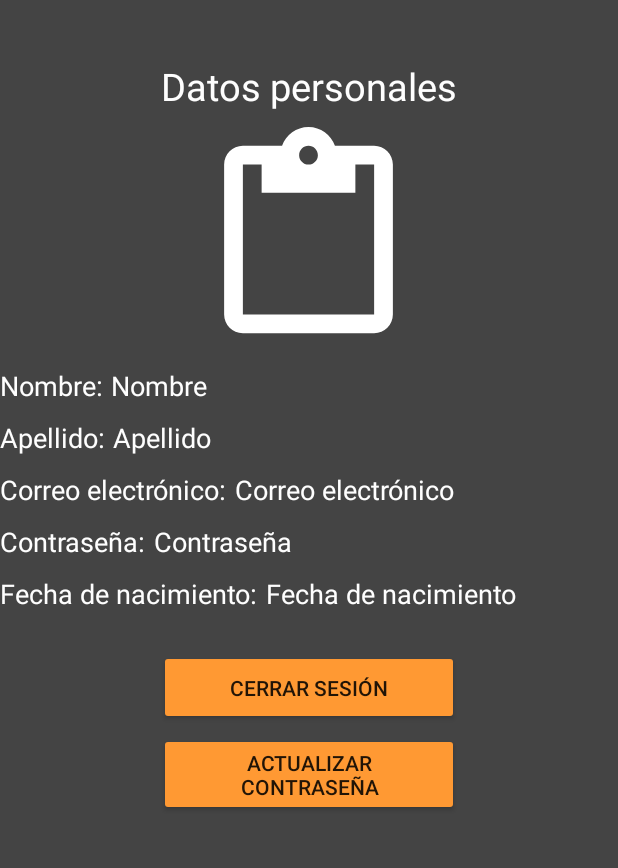
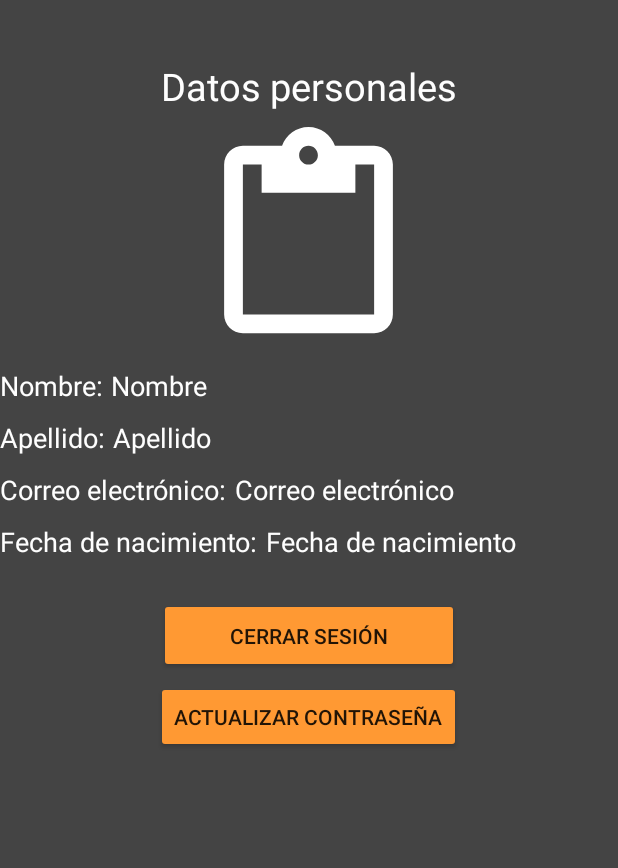
Before and after one commit to Alvarod99/AGame, an Android app: the profile screen opened directly, with no data from a screen before it, on a phone screen of 412 x 824 dp, the part 84-952 px from its top. Run offline under Robolectric (Android 15) with nearby library versions, the phone set to English and light mode, and no system bars; our stand-ins replace Firebase (no records; nobody signed in at launch, a user with empty details on screens opened directly); libraries missing offline, so code that uses them is left out: org.checkerframework.common.

Commit message:
He conectado la app con Realtime database. Ya aparecen los datos del usuario en activity_profile.xml. Ya está puesto el logo de la marca. He creado otra actividad para poder cambiar la contraseña. También he añadido el dato fecha en la activity_registrarse, queda por comprobar que el usuario que se está registrando es mayor de edad. También he añadido un apartado en la activity_profile para cerrar sesión, la cual nos lleva directamente a la activity_login.

```diff
--- a/app/src/main/AndroidManifest.xml
+++ b/app/src/main/AndroidManifest.xml
@@ -13,8 +13,8 @@
         tools:targetApi="31">
         <activity
             android:name=".CambiarContrasena"
-            android:exported="false" />
-        <!-- android:theme="@style/Theme.AppCompat.DayNight.NoActionBar" -->
+            android:exported="false">
+        </activity>
         <activity
             android:name=".Banco"
             android:exported="false"
--- a/app/src/main/java/com/example/agame/profile.java
+++ b/app/src/main/java/com/example/agame/profile.java
@@ -26,7 +26,7 @@ import org.checkerframework.common.subtyping.qual.Bottom;
 
 public class profile extends AppCompatActivity {
 
-    TextView UnameTxt, Uname, UsurnameTXT, Usurname, UmailTXT, Umail, UpasswordTXT, Upassword, UdateTXT, Udate;
+    TextView UnameTxt, Uname, UsurnameTXT, Usurname, UmailTXT, Umail, UdateTXT, Udate;
     Button CerrarSesion, actualizarContrasena;
 
     FirebaseAuth firebaseAuth;
@@ -55,10 +55,6 @@ public class profile extends AppCompatActivity {
         Umail = findViewById(R.id.Umail);
         UmailTXT = findViewById(R.id.UmailTXT);
 
-        //Contraseña
-        Upassword = findViewById(R.id.Upassword);
-        UpasswordTXT = findViewById(R.id.UpasswordTXT);
-
         //Fecha de nacimiento
         Udate = findViewById(R.id.Udate);
         UdateTXT = findViewById(R.id.UdateTXT);
@@ -82,13 +78,13 @@ public class profile extends AppCompatActivity {
                     String Nombre = ""+snapshot.child("Nombre").getValue();
                     String Apellido = ""+snapshot.child("Apellido").getValue();
                     String Correo = ""+snapshot.child("Correo").getValue();
-                    String Contrasena = ""+snapshot.child("Contraseña").getValue();
+                    //String Contrasena = ""+snapshot.child("Contraseña").getValue();
                     String Fecha  = ""+snapshot.child("Fecha de nacimiento").getValue();
 
                     Uname.setText(Nombre);
                     Usurname.setText(Apellido);
                     Umail.setText(Correo);
-                    Upassword.setText(Contrasena);
+                    //Upassword.setText(Contrasena);
                     Udate.setText(Fecha);
 
                 }
@@ -111,12 +107,13 @@ public class profile extends AppCompatActivity {
             @Override
             public void onClick(View view) {
                 //Nos enviará a la activity_cambiar_contrasena
-                Intent i = new Intent(profile.this,CambiarContrasena.class);
+                Toast.makeText(profile.this, "Ha entrado ", Toast.LENGTH_SHORT).show();
+                Intent i= new Intent(profile.this,CambiarContrasena.class);
                 startActivity(i);
             }
         });
+    }
 
-    }
 
     //Método para cerrar sesión
     private void cerrarsesion(){
--- a/app/src/main/res/layout/activity_cambiar_contrasena.xml
+++ b/app/src/main/res/layout/activity_cambiar_contrasena.xml
@@ -97,5 +97,4 @@
 
     </androidx.appcompat.widget.LinearLayoutCompat>
 
-
 </ScrollView>
--- a/app/src/main/res/layout/activity_profile.xml
+++ b/app/src/main/res/layout/activity_profile.xml
@@ -126,33 +126,6 @@
                 android:layout_marginStart="5dp"/>
         </androidx.appcompat.widget.LinearLayoutCompat>
 
-
-        <!--Contraseña-->
-         <androidx.appcompat.widget.LinearLayoutCompat
-        android:layout_width="match_parent"
-        android:layout_height="wrap_content"
-        android:orientation="horizontal">
-             <TextView
-                 android:id="@+id/UpasswordTXT"
-                 android:text="@string/contrase_a"
-                 android:textColor="#FEFEFE"
-                 android:layout_width="wrap_content"
-                 android:layout_height="wrap_content"
-                 android:textSize="18sp"
-                 android:layout_marginTop="10dp"/>
-        <TextView
-            android:id="@+id/Upassword"
-            android:text="@string/Contrasena"
-            android:textColor="#FEFEFE"
-            android:layout_width="wrap_content"
-            android:layout_height="wrap_content"
-            android:textSize="18sp"
-            android:layout_marginTop="10dp"
-            android:layout_marginStart="5dp"/>
-
-    </androidx.appcompat.widget.LinearLayoutCompat>
-
-
         <!--Edad-->
         <androidx.appcompat.widget.LinearLayoutCompat
         android:layout_width="match_parent"
@@ -194,7 +167,7 @@
         <!--Botón actualizar contraseña-->
         <Button
             android:id="@+id/actualizarContrasena"
-            android:layout_width="200dp"
+            android:layout_width="wrap_content"
             android:layout_height="wrap_content"
             android:text="@string/actualizar_contrasena"
             android:layout_gravity="center"
```
Also changed, not shown: app/src/main/java/com/example/agame/CambiarContrasena.java (+4 -5 lines), app/src/main/java/com/example/agame/Registrarse.java (+0 -15 lines).
